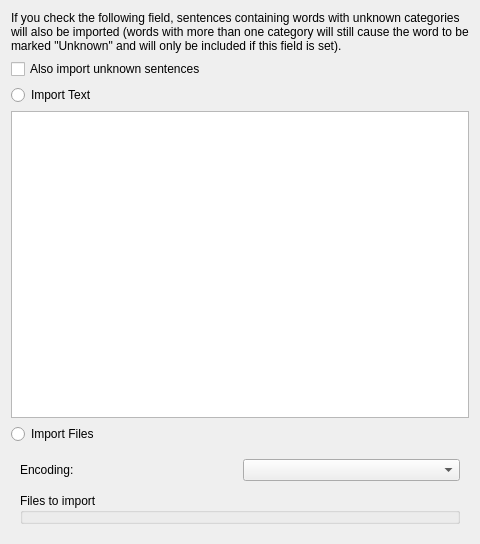
Above: simon/src/simonmodelmanagementui/ImportGrammar/selectinputpage.ui from KDE/simon before the change. Below: the same form after it.
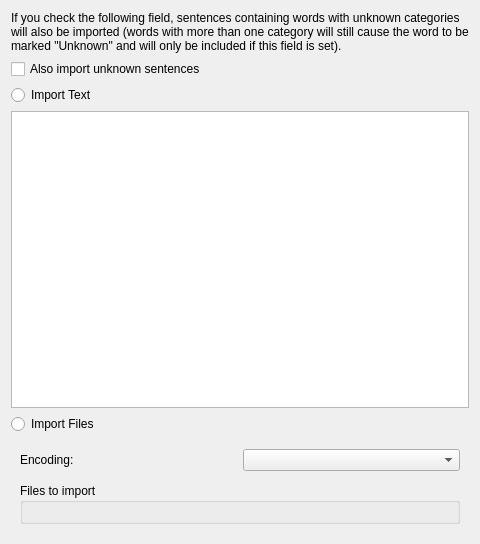
That is the form after the change. Custom widgets are drawn as their Qt base class.

Commit message: KLineEdit -> QLineEdit, KEditListBox -> KEditListWidget

What changed in the file:
```diff
--- a/simon/src/simonmodelmanagementui/ImportGrammar/selectinputpage.ui
+++ b/simon/src/simonmodelmanagementui/ImportGrammar/selectinputpage.ui
@@ -73,13 +73,19 @@
        </widget>
       </item>
       <item>
-       <widget class="KEditListBox" name="elbFiles">
+       <widget class="QGroupBox" name="groupBox">
         <property name="title">
          <string>Files to import</string>
         </property>
-        <property name="buttons">
-         <set>KEditListBox::Add|KEditListBox::Remove</set>
-        </property>
+        <layout class="QVBoxLayout" name="verticalLayout_3">
+         <item>
+          <widget class="KEditListWidget" name="elbFiles">
+           <property name="buttons">
+            <set>KEditListWidget::Add|KEditListWidget::Remove</set>
+           </property>
+          </widget>
+         </item>
+        </layout>
        </widget>
       </item>
      </layout>
@@ -94,9 +100,9 @@
    <header>kurlrequester.h</header>
   </customwidget>
   <customwidget>
-   <class>KEditListBox</class>
-   <extends>QGroupBox</extends>
-   <header>keditlistbox.h</header>
+   <class>KEditListWidget</class>
+   <extends>QWidget</extends>
+   <header>keditlistwidget.h</header>
   </customwidget>
   <customwidget>
    <class>KComboBox</class>
```
The commit also changes 72 other files.
